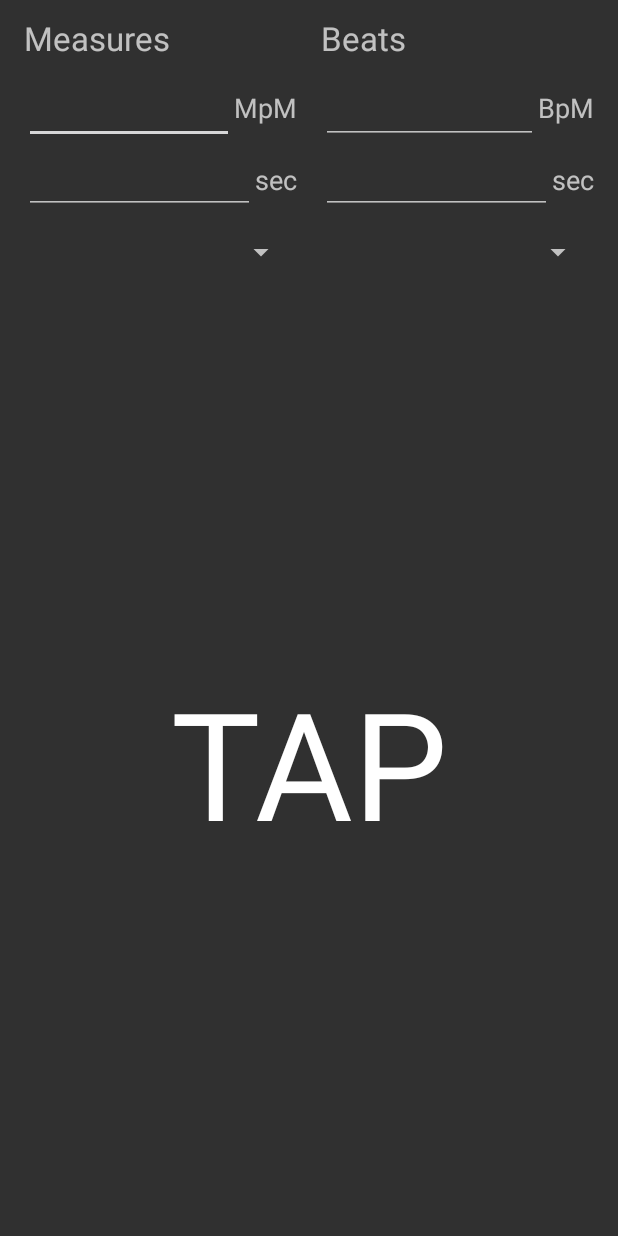
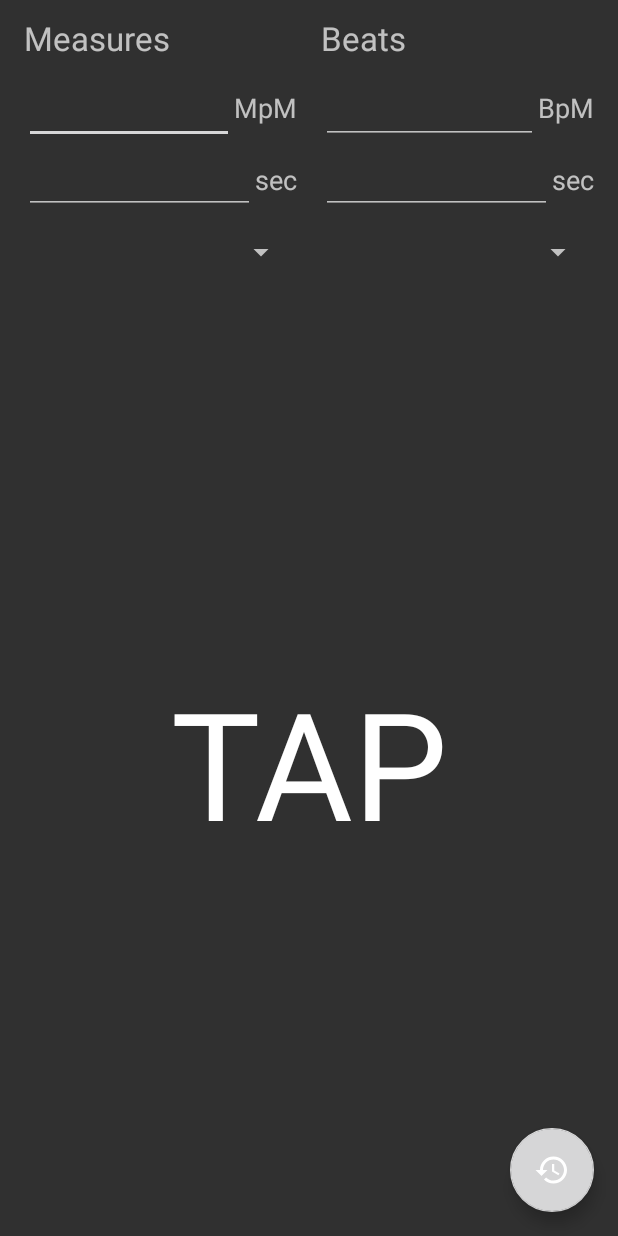
Before and after one commit to larsgrefer/bpm-meter-android, an Android app: the layout main.xml on its own in the app's theme, with its tools: preview values and no code run, on a phone screen of 412 x 824 dp. Run offline under Robolectric (Android 15) with nearby library versions, the phone set to English and light mode, and no system bars.

Commit message:
+ fab for resets

```diff
--- a/app/build.gradle
+++ b/app/build.gradle
@@ -46,7 +46,8 @@ play {
 
 dependencies {
     compile fileTree(dir: 'libs', include: ['*.jar'])
-    compile 'com.github.freefair.android-colors:material:1.0.0-rc2'
+    compile 'com.android.support:design:23.1.0'
+    compile 'com.github.freefair.android-colors:material:1.0.0'
     compile 'com.github.freefair.android-library:appcompat-preference:1.0.0-rc1'
     compile 'com.github.freefair.android-library:injection:1.0.0-rc1'
 }
--- a/app/src/main/res/layout/include_content.xml
+++ b/app/src/main/res/layout/include_content.xml
@@ -6,6 +6,8 @@
     <LinearLayout
         android:layout_width="match_parent"
         android:layout_height="match_parent"
+        android:layout_marginLeft="16dp"
+        android:layout_marginRight="16dp"
         android:orientation="vertical">
 
         <include layout="@layout/include_display"/>
--- a/app/src/main/res/layout/main.xml
+++ b/app/src/main/res/layout/main.xml
@@ -1,15 +1,17 @@
 <?xml version="1.0" encoding="utf-8"?>
-<LinearLayout
+<android.support.design.widget.CoordinatorLayout
     xmlns:android="http://schemas.android.com/apk/res/android"
-    xmlns:app="http://schemas.android.com/apk/res-auto"
-
     android:layout_width="fill_parent"
-    android:layout_height="fill_parent"
-    android:gravity="fill"
-    android:paddingLeft="16dp"
-    android:paddingRight="16dp"
-    android:orientation="vertical" >
+    android:layout_height="fill_parent">
 
     <include layout="@layout/include_content"/>
 
-</LinearLayout>
+    <android.support.design.widget.FloatingActionButton
+        android:id="@+id/floating_action_button"
+        android:layout_width="wrap_content"
+        android:layout_height="wrap_content"
+        android:layout_gravity="end|bottom"
+        android:layout_margin="16dp"
+        android:contentDescription="@string/reset"
+        android:src="@drawable/ic_restore_24dp"/>
+</android.support.design.widget.CoordinatorLayout>
--- a/app/src/main/res/menu/menu.xml
+++ b/app/src/main/res/menu/menu.xml
@@ -2,12 +2,6 @@
 <menu
     xmlns:android="http://schemas.android.com/apk/res/android"
     xmlns:app="http://schemas.android.com/apk/res-auto">
-    <item
-        android:id="@+id/action_reset"
-        android:icon="?attr/ic_action_reset"
-        android:title="@string/reset"
-        app:showAsAction="always|withText"
-        />
     <item
         android:id="@+id/action_github"
         android:icon="?attr/ic_action_github"
--- a/app/src/main/res/values/attrs.xml
+++ b/app/src/main/res/values/attrs.xml
@@ -1,5 +1,4 @@
 <?xml version="1.0" encoding="utf-8"?>
 <resources>
-    <attr name="ic_action_reset" format="reference"/>
     <attr name="ic_action_github" format="reference"/>
 </resources>
--- a/app/src/main/res/values/themes.xml
+++ b/app/src/main/res/values/themes.xml
@@ -5,10 +5,9 @@
 
         <item name="colorPrimary">@color/material_indigo_500</item>
         <item name="colorPrimaryDark">@color/material_indigo_700</item>
-        <item name="colorAccent">@color/material_light_blue_A200</item>
+        <item name="colorAccent">@color/material_light_blue_A400</item>
 
         <item name="ic_action_github">@drawable/ic_action_github</item>
-        <item name="ic_action_reset">@drawable/ic_restore_24dp</item>
     </style>
 
     <style name="Theme.BpmMeter" parent="Theme.BpmMeter.Base">
```
Also changed, not shown: app/src/main/java/de/larsgrefer/bpm_meter/ui/BpmMeterActivity.java (+11 -14 lines).
